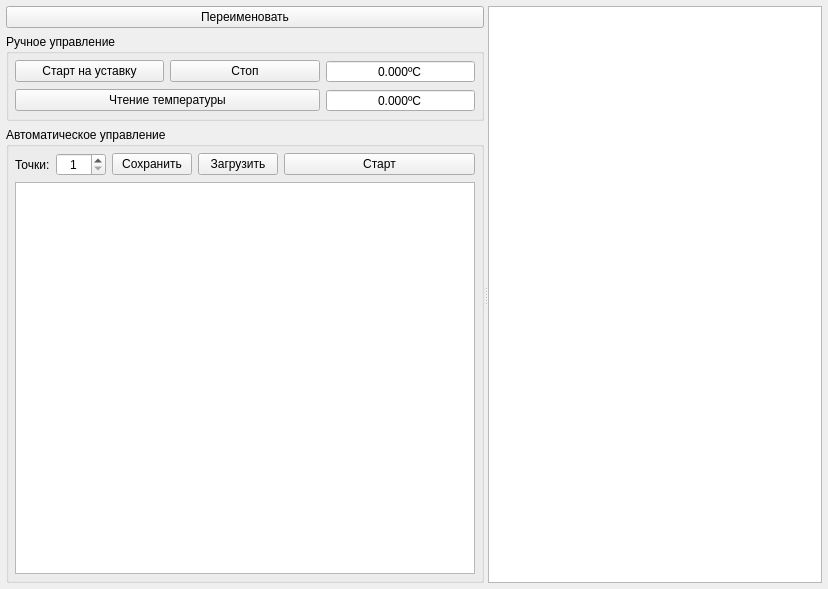
First picture: the form in thermctrl.ui, repository XRay3D/ThermCtrl, before the edit.
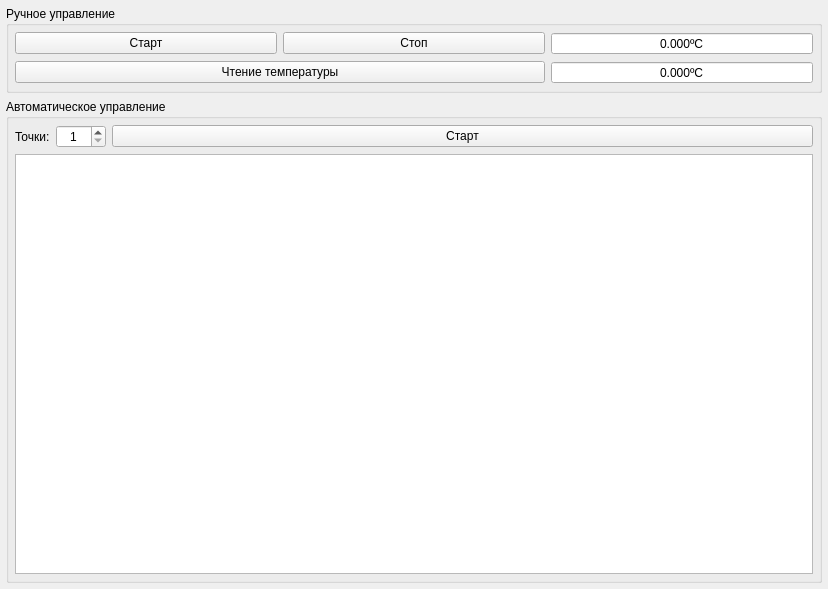
Second picture: the form after the edit. Icons and pictures are not drawn. Custom widgets are drawn as their Qt base class.

```diff
--- a/thermctrl.ui
+++ b/thermctrl.ui
@@ -28,18 +28,426 @@
    </property>
    <item>
     <widget class="QSplitter" name="splitter">
+     <property name="palette">
+      <palette>
+       <active>
+        <colorrole role="WindowText">
+         <brush brushstyle="SolidPattern">
+          <color alpha="255">
+           <red>0</red>
+           <green>0</green>
+           <blue>0</blue>
+          </color>
+         </brush>
+        </colorrole>
+        <colorrole role="Button">
+         <brush brushstyle="SolidPattern">
+          <color alpha="255">
+           <red>255</red>
+           <green>255</green>
+           <blue>255</blue>
+          </color>
+         </brush>
+        </colorrole>
+        <colorrole role="Light">
+         <brush brushstyle="SolidPattern">
+          <color alpha="255">
+           <red>255</red>
+           <green>255</green>
+           <blue>255</blue>
+          </color>
+         </brush>
+        </colorrole>
+        <colorrole role="Midlight">
+         <brush brushstyle="SolidPattern">
+          <color alpha="255">
+           <red>255</red>
+           <green>255</green>
+           <blue>255</blue>
+          </color>
+         </brush>
+        </colorrole>
+        <colorrole role="Dark">
+         <brush brushstyle="SolidPattern">
+          <color alpha="255">
+           <red>127</red>
+           <green>127</green>
+           <blue>127</blue>
+          </color>
+         </brush>
+        </colorrole>
+        <colorrole role="Mid">
+         <brush brushstyle="SolidPattern">
+          <color alpha="255">
+           <red>170</red>
+           <green>170</green>
+           <blue>170</blue>
+          </color>
+         </brush>
+        </colorrole>
+        <colorrole role="Text">
+         <brush brushstyle="SolidPattern">
+          <color alpha="255">
+           <red>0</red>
+           <green>0</green>
+           <blue>0</blue>
+          </color>
+         </brush>
+        </colorrole>
+        <colorrole role="BrightText">
+         <brush brushstyle="SolidPattern">
+          <color alpha="255">
+           <red>255</red>
+           <green>255</green>
+           <blue>255</blue>
+          </color>
+         </brush>
+        </colorrole>
+        <colorrole role="ButtonText">
+         <brush brushstyle="SolidPattern">
+          <color alpha="255">
+           <red>0</red>
+           <green>0</green>
+           <blue>0</blue>
+          </color>
+         </brush>
+        </colorrole>
+        <colorrole role="Base">
+         <brush brushstyle="SolidPattern">
+          <color alpha="255">
+           <red>255</red>
+           <green>255</green>
+           <blue>255</blue>
+          </color>
+         </brush>
+        </colorrole>
+        <colorrole role="Window">
+         <brush brushstyle="SolidPattern">
+          <color alpha="255">
+           <red>255</red>
+           <green>255</green>
+           <blue>255</blue>
+          </color>
+         </brush>
+        </colorrole>
+        <colorrole role="Shadow">
+         <brush brushstyle="SolidPattern">
+          <color alpha="255">
+           <red>0</red>
+           <green>0</green>
+           <blue>0</blue>
+          </color>
+         </brush>
+        </colorrole>
+        <colorrole role="AlternateBase">
+         <brush brushstyle="SolidPattern">
+          <color alpha="255">
+           <red>255</red>
+           <green>255</green>
+           <blue>255</blue>
+          </color>
+         </brush>
+        </colorrole>
+        <colorrole role="ToolTipBase">
+         <brush brushstyle="SolidPattern">
+          <color alpha="255">
+           <red>255</red>
+           <green>255</green>
+           <blue>220</blue>
+          </color>
+         </brush>
+        </colorrole>
+        <colorrole role="ToolTipText">
+         <brush brushstyle="SolidPattern">
+          <color alpha="255">
+           <red>0</red>
+           <green>0</green>
+           <blue>0</blue>
+          </color>
+         </brush>
+        </colorrole>
+       </active>
+       <inactive>
+        <colorrole role="WindowText">
+         <brush brushstyle="SolidPattern">
+          <color alpha="255">
+           <red>0</red>
+           <green>0</green>
+           <blue>0</blue>
+          </color>
+         </brush>
+        </colorrole>
+        <colorrole role="Button">
+         <brush brushstyle="SolidPattern">
+          <color alpha="255">
+           <red>240</red>
+           <green>240</green>
+           <blue>240</blue>
+          </color>
+         </brush>
+        </colorrole>
+        <colorrole role="Light">
+         <brush brushstyle="SolidPattern">
+          <color alpha="255">
+           <red>255</red>
+           <green>255</green>
+           <blue>255</blue>
+          </color>
+         </brush>
+        </colorrole>
+        <colorrole role="Midlight">
+         <brush brushstyle="SolidPattern">
+          <color alpha="255">
+           <red>227</red>
+           <green>227</green>
+           <blue>227</blue>
+          </color>
+         </brush>
+        </colorrole>
+        <colorrole role="Dark">
+         <brush brushstyle="SolidPattern">
+          <color alpha="255">
+           <red>160</red>
+           <green>160</green>
+           <blue>160</blue>
+          </color>
+         </brush>
+        </colorrole>
+        <colorrole role="Mid">
+         <brush brushstyle="SolidPattern">
+          <color alpha="255">
+           <red>160</red>
+           <green>160</green>
+           <blue>160</blue>
+          </color>
+         </brush>
+        </colorrole>
+        <colorrole role="Text">
+         <brush brushstyle="SolidPattern">
+          <color alpha="255">
+           <red>0</red>
+           <green>0</green>
+           <blue>0</blue>
+          </color>
+         </brush>
+        </colorrole>
+        <colorrole role="BrightText">
+         <brush brushstyle="SolidPattern">
+          <color alpha="255">
+           <red>255</red>
+           <green>255</green>
+           <blue>255</blue>
+          </color>
+         </brush>
+        </colorrole>
+        <colorrole role="ButtonText">
+         <brush brushstyle="SolidPattern">
+          <color alpha="255">
+           <red>0</red>
+           <green>0</green>
+           <blue>0</blue>
+          </color>
+         </brush>
+        </colorrole>
+        <colorrole role="Base">
+         <brush brushstyle="SolidPattern">
+          <color alpha="255">
+           <red>255</red>
+           <green>255</green>
+           <blue>255</blue>
+          </color>
+         </brush>
+        </colorrole>
+        <colorrole role="Window">
+         <brush brushstyle="SolidPattern">
+          <color alpha="255">
+           <red>240</red>
+           <green>240</green>
+           <blue>240</blue>
+          </color>
+         </brush>
+        </colorrole>
+        <colorrole role="Shadow">
+         <brush brushstyle="SolidPattern">
+          <color alpha="255">
+           <red>105</red>
+           <green>105</green>
+           <blue>105</blue>
+          </color>
+         </brush>
+        </colorrole>
+        <colorrole role="AlternateBase">
+         <brush brushstyle="SolidPattern">
+          <color alpha="255">
+           <red>245</red>
+           <green>245</green>
+           <blue>245</blue>
+          </color>
+         </brush>
+        </colorrole>
+        <colorrole role="ToolTipBase">
+         <brush brushstyle="SolidPattern">
+          <color alpha="255">
+           <red>255</red>
+           <green>255</green>
+           <blue>220</blue>
+          </color>
+         </brush>
+        </colorrole>
+        <colorrole role="ToolTipText">
+         <brush brushstyle="SolidPattern">
+          <color alpha="255">
+           <red>0</red>
+           <green>0</green>
+           <blue>0</blue>
+          </color>
+         </brush>
+        </colorrole>
+       </inactive>
+       <disabled>
+        <colorrole role="WindowText">
+         <brush brushstyle="SolidPattern">
+          <color alpha="255">
+           <red>127</red>
+           <green>127</green>
+           <blue>127</blue>
+          </color>
+         </brush>
+        </colorrole>
+        <colorrole role="Button">
+         <brush brushstyle="SolidPattern">
+          <color alpha="255">
+           <red>255</red>
+           <green>255</green>
+           <blue>255</blue>
+          </color>
+         </brush>
+        </colorrole>
+        <colorrole role="Light">
+         <brush brushstyle="SolidPattern">
+          <color alpha="255">
+           <red>255</red>
+           <green>255</green>
+           <blue>255</blue>
+          </color>
+         </brush>
+        </colorrole>
+        <colorrole role="Midlight">
+         <brush brushstyle="SolidPattern">
+          <color alpha="255">
+           <red>255</red>
+           <green>255</green>
+           <blue>255</blue>
+          </color>
+         </brush>
+        </colorrole>
+        <colorrole role="Dark">
+         <brush brushstyle="SolidPattern">
+          <color alpha="255">
+           <red>127</red>
+           <green>127</green>
+           <blue>127</blue>
+          </color>
+         </brush>
+        </colorrole>
+        <colorrole role="Mid">
+         <brush brushstyle="SolidPattern">
+          <color alpha="255">
+           <red>170</red>
+           <green>170</green>
+           <blue>170</blue>
+          </color>
+         </brush>
+        </colorrole>
+        <colorrole role="Text">
+         <brush brushstyle="SolidPattern">
+          <color alpha="255">
+           <red>127</red>
+           <green>127</green>
+           <blue>127</blue>
+          </color>
+         </brush>
+        </colorrole>
+        <colorrole role="BrightText">
+         <brush brushstyle="SolidPattern">
+          <color alpha="255">
+           <red>255</red>
+           <green>255</green>
+           <blue>255</blue>
+          </color>
+         </brush>
+        </colorrole>
+        <colorrole role="ButtonText">
+         <brush brushstyle="SolidPattern">
+          <color alpha="255">
+           <red>127</red>
+           <green>127</green>
+           <blue>127</blue>
+          </color>
+         </brush>
+        </colorrole>
+        <colorrole role="Base">
+         <brush brushstyle="SolidPattern">
+          <color alpha="255">
+           <red>255</red>
+           <green>255</green>
+           <blue>255</blue>
+          </color>
+         </brush>
+        </colorrole>
+        <colorrole role="Window">
+         <brush brushstyle="SolidPattern">
+          <color alpha="255">
+           <red>255</red>
+           <green>255</green>
+           <blue>255</blue>
+          </color>
+         </brush>
+        </colorrole>
+        <colorrole role="Shadow">
+         <brush brushstyle="SolidPattern">
+          <color alpha="255">
+           <red>0</red>
+           <green>0</green>
+           <blue>0</blue>
+          </color>
+         </brush>
+        </colorrole>
+        <colorrole role="AlternateBase">
+         <brush brushstyle="SolidPattern">
+          <color alpha="255">
+           <red>245</red>
+           <green>245</green>
+           <blue>245</blue>
+          </color>
+         </brush>
+        </colorrole>
+        <colorrole role="ToolTipBase">
+         <brush brushstyle="SolidPattern">
+          <color alpha="255">
+           <red>255</red>
+           <green>255</green>
+           <blue>220</blue>
+          </color>
+         </brush>
+        </colorrole>
+        <colorrole role="ToolTipText">
+         <brush brushstyle="SolidPattern">
+          <color alpha="255">
+           <red>0</red>
+           <green>0</green>
+           <blue>0</blue>
+          </color>
+         </brush>
+        </colorrole>
+       </disabled>
+      </palette>
+     </property>
      <property name="orientation">
       <enum>Qt::Horizontal</enum>
      </property>
      <widget class="QWidget" name="layoutWidget">
       <layout class="QVBoxLayout" name="verticalLayout">
-       <item>
-        <widget class="QPushButton" name="pbRename">
-         <property name="text">
-          <string>Переименовать</string>
-         </property>
-        </widget>
-       </item>
        <item>
         <widget class="QGroupBox" name="grbxMan">
          <property name="enabled">
@@ -86,7 +494,7 @@
           <item row="0" column="0">
            <widget class="QPushButton" name="pbManStart">
             <property name="text">
-             <string>Старт на уставку</string>
+             <string>Старт</string>
             </property>
             <property name="icon">
              <iconset resource="rc.qrc">
@@ -155,7 +563,7 @@
          <property name="title">
           <string>Автоматическое управление</string>
          </property>
-         <layout class="QGridLayout" name="gridLayout_2" rowstretch="0,0" columnstretch="0,0,0,0,1">
+         <layout class="QGridLayout" name="gridLayout_2" rowstretch="0,0" columnstretch="0,0,1">
           <property name="leftMargin">
            <number>6</number>
           </property>
@@ -168,12 +576,8 @@
           <property name="bottomMargin">
            <number>6</number>
           </property>
-          <item row="0" column="2">
-           <widget class="QPushButton" name="pbSave">
-            <property name="text">
-             <string>Сохранить</string>
-            </property>
-           </widget>
+          <item row="1" column="0" colspan="3">
+           <widget class="QTableView" name="twPoints"/>
           </item>
           <item row="0" column="0">
            <widget class="QLabel" name="label_2">
@@ -182,6 +586,20 @@
             </property>
            </widget>
           </item>
+          <item row="0" column="2">
+           <widget class="QPushButton" name="pbAutoStartStop">
+            <property name="text">
+             <string>Старт</string>
+            </property>
+            <property name="icon">
+             <iconset resource="rc.qrc">
+              <normaloff>:/res/media-playback-start.svg</normaloff>:/res/media-playback-start.svg</iconset>
+            </property>
+            <property name="checkable">
+             <bool>true</bool>
+            </property>
+           </widget>
+          </item>
           <item row="0" column="1">
            <widget class="QSpinBox" name="sbxPoints">
             <property name="minimumSize">
@@ -201,46 +619,16 @@
             </property>
            </widget>
           </item>
-          <item row="1" column="0" colspan="5">
-           <widget class="QTableView" name="twPoints"/>
-          </item>
-          <item row="0" column="4">
-           <widget class="QPushButton" name="pbAutoStartStop">
-            <property name="text">
-             <string>Старт</string>
-            </property>
-            <property name="icon">
-             <iconset resource="rc.qrc">
-              <normaloff>:/res/media-playback-start.svg</normaloff>:/res/media-playback-start.svg</iconset>
-            </property>
-            <property name="checkable">
-             <bool>true</bool>
-            </property>
-           </widget>
-          </item>
-          <item row="0" column="3">
-           <widget class="QPushButton" name="pbLoad">
-            <property name="text">
-             <string>Загрузить</string>
-            </property>
-           </widget>
-          </item>
          </layout>
         </widget>
        </item>
       </layout>
      </widget>
-     <widget class="ChartView" name="chartView"/>
     </widget>
    </item>
   </layout>
  </widget>
  <customwidgets>
-  <customwidget>
-   <class>ChartView</class>
-   <extends>QGraphicsView</extends>
-   <header>chartview.h</header>
-  </customwidget>
   <customwidget>
    <class>DoubleSpinBox</class>
    <extends>QDoubleSpinBox</extends>
```
